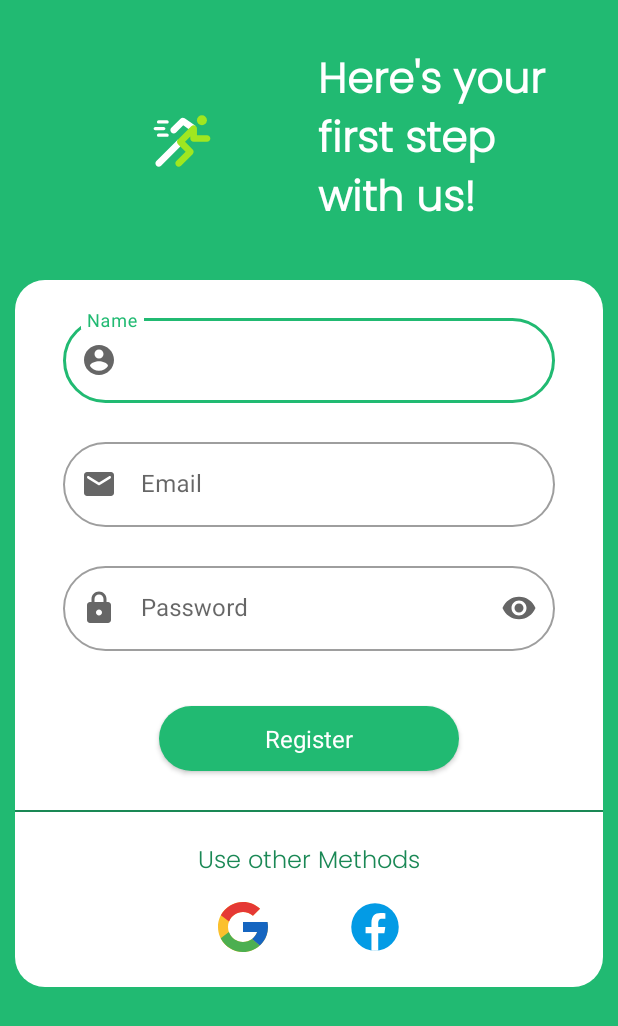
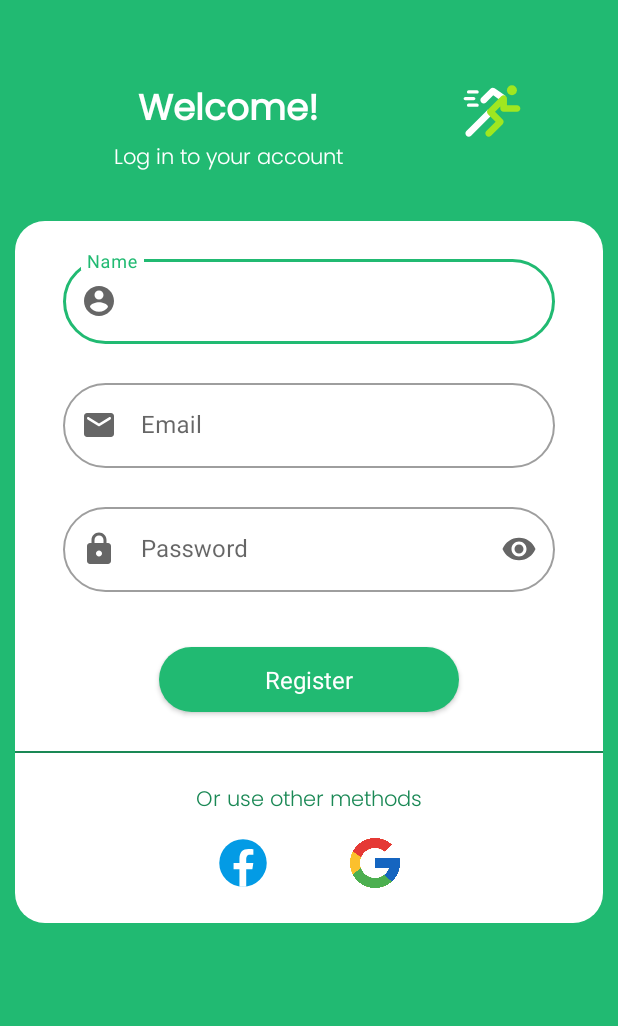
Before and after one commit to OlegRyabyshev/SberRunner, an Android app: the fragment RegistrationFragment shown on its own in the app's theme, on a phone screen of 412 x 824 dp. Shown: the top 1026 px of the screen. Run offline under Robolectric (Android 15) with nearby library versions, the phone set to English and light mode, and no system bars.

Commit message:
bottomnav + changes in ui

```diff
--- a/app/src/main/java/xyz/fcr/sberrunner/fragments/welcome_fragments/WelcomeFirstFragment.kt
+++ b/app/src/main/java/xyz/fcr/sberrunner/fragments/welcome_fragments/WelcomeFirstFragment.kt
@@ -9,15 +9,10 @@ import xyz.fcr.sberrunner.R
 
 class WelcomeFirstFragment : Fragment() {
 
-    override fun onCreate(savedInstanceState: Bundle?) {
-        super.onCreate(savedInstanceState)
-    }
-
     override fun onCreateView(
         inflater: LayoutInflater, container: ViewGroup?,
         savedInstanceState: Bundle?
     ): View? {
-        // Inflate the layout for this fragment
         return inflater.inflate(R.layout.fragment_welcome_first, container, false)
     }
 }
--- a/app/src/main/res/layout/fragment_registration.xml
+++ b/app/src/main/res/layout/fragment_registration.xml
@@ -13,34 +13,46 @@
         android:layout_height="match_parent">
 
         <ImageView
-            android:id="@+id/logo_registration"
+            android:id="@+id/logo_image_view"
             android:layout_width="wrap_content"
             android:layout_height="wrap_content"
-            android:layout_marginStart="30dp"
-            android:layout_marginTop="40dp"
+            android:layout_marginTop="20dp"
+            android:layout_marginEnd="30dp"
             android:contentDescription="Back"
             android:src="@drawable/ic_icon_white"
-            app:layout_constraintEnd_toStartOf="@+id/filler_text"
-            app:layout_constraintStart_toStartOf="parent"
+            app:layout_constraintEnd_toEndOf="parent"
             app:layout_constraintTop_toTopOf="parent"
             tools:ignore="HardcodedText,RtlSymmetry" />
 
         <TextView
-            android:id="@+id/filler_text"
+            android:id="@+id/text_view_welcome"
             android:layout_width="wrap_content"
             android:layout_height="wrap_content"
-            android:layout_marginEnd="30dp"
+            android:layout_marginStart="30dp"
+            android:ellipsize="end"
+            android:fontFamily="@font/poppins"
+            android:text="Welcome!"
+            android:textColor="@color/white"
+            android:textSize="24dp"
+            android:textStyle="bold"
+            app:layout_constraintBottom_toBottomOf="@+id/logo_image_view"
+            app:layout_constraintEnd_toStartOf="@+id/logo_image_view"
+            app:layout_constraintStart_toStartOf="parent"
+            app:layout_constraintTop_toTopOf="@+id/logo_image_view" />
+
+        <TextView
+            android:id="@+id/text_view_info"
+            android:layout_width="wrap_content"
+            android:layout_height="wrap_content"
             android:ellipsize="end"
             android:fontFamily="@font/poppins_light"
-            android:lines="3"
-            android:maxWidth="170dp"
-            android:text="Here's your first step with us!"
+            android:lines="1"
+            android:text="Log in to your account"
             android:textColor="@color/white"
-            android:textSize="28dp"
-            android:textStyle="bold"
-            app:layout_constraintBottom_toBottomOf="@+id/logo_registration"
-            app:layout_constraintEnd_toEndOf="parent"
-            app:layout_constraintTop_toTopOf="@+id/logo_registration" />
+            android:textSize="14dp"
+            app:layout_constraintEnd_toEndOf="@+id/text_view_welcome"
+            app:layout_constraintStart_toStartOf="@+id/text_view_welcome"
+            app:layout_constraintTop_toBottomOf="@+id/text_view_welcome" />
 
         <LinearLayout
             android:id="@+id/box_login"
@@ -53,7 +65,7 @@
             android:orientation="vertical"
             app:layout_constraintEnd_toEndOf="parent"
             app:layout_constraintStart_toStartOf="parent"
-            app:layout_constraintTop_toBottomOf="@+id/filler_text">
+            app:layout_constraintTop_toBottomOf="@+id/text_view_info">
 
             <com.google.android.material.textfield.TextInputLayout
                 android:id="@+id/register_name_text_view"
@@ -116,6 +128,7 @@
                 android:layout_marginTop="10dp"
                 android:layout_marginBottom="10dp"
                 android:minWidth="200dp"
+                android:elevation="8dp"
                 android:text="Register"
                 android:textSize="16dp" />
 
@@ -135,9 +148,9 @@
                 android:ellipsize="end"
                 android:fontFamily="@font/poppins_light"
                 android:lines="1"
-                android:text="Use other Methods"
+                android:text="Or use other methods"
                 android:textColor="@color/dark_green"
-                android:textSize="16dp" />
+                android:textSize="14dp" />
 
             <LinearLayout
                 android:layout_width="wrap_content"
@@ -148,22 +161,22 @@
                 android:orientation="horizontal">
 
                 <ImageView
+                    android:id="@+id/facebook_login"
+                    android:layout_width="wrap_content"
+                    android:layout_height="40dp"
+                    android:layout_marginEnd="20dp"
+                    android:contentDescription="Facebook login"
+                    android:scaleType="fitCenter"
+                    android:src="@drawable/ic_facebook" />
+
+                <ImageView
                     android:id="@+id/google_login"
                     android:layout_width="wrap_content"
                     android:layout_height="40dp"
-                    android:layout_marginEnd="20dp"
+                    android:layout_marginStart="20dp"
                     android:contentDescription="Google login"
                     android:scaleType="fitCenter"
                     android:src="@drawable/ic_google" />
-
-                <ImageView
-                    android:id="@+id/facebook_login"
-                    android:layout_width="wrap_content"
-                    android:layout_height="40dp"
-                    android:layout_marginStart="20dp"
-                    android:contentDescription="Facebook login"
-                    android:scaleType="fitCenter"
-                    android:src="@drawable/ic_facebook" />
 
             </LinearLayout>
 
--- a/app/src/main/res/layout/fragment_welcome_third.xml
+++ b/app/src/main/res/layout/fragment_welcome_third.xml
@@ -34,7 +34,7 @@
         android:ellipsize="end"
         android:fontFamily="@font/poppins_light"
         android:gravity="center_horizontal"
-        android:text="Add your existing account or create a new one!"
+        android:text="Add your existing account or create a new one"
         android:textColor="@color/white"
         android:textSize="14dp"
         app:layout_constraintEnd_toEndOf="@+id/text_view_welcome"
```
Also changed, not shown: app/build.gradle (+4 -4 lines), app/src/main/java/xyz/fcr/sberrunner/fragments/LoginFragment.kt (+17 -9 lines), app/src/main/res/drawable/ic_add.xml (added, +10 -0 lines), app/src/main/res/drawable/ic_home.xml (added, +10 -0 lines), app/src/main/res/drawable/ic_map.xml (added, +10 -0 lines), app/src/main/res/drawable/ic_settings.xml (added, +10 -0 lines), app/src/main/res/layout/fragment_login.xml (+6 -6 lines), app/src/main/res/layout/fragment_main_screen.xml (+11 -0 lines), app/src/main/res/menu/bottom_navigation_menu.xml (added, +25 -0 lines).
